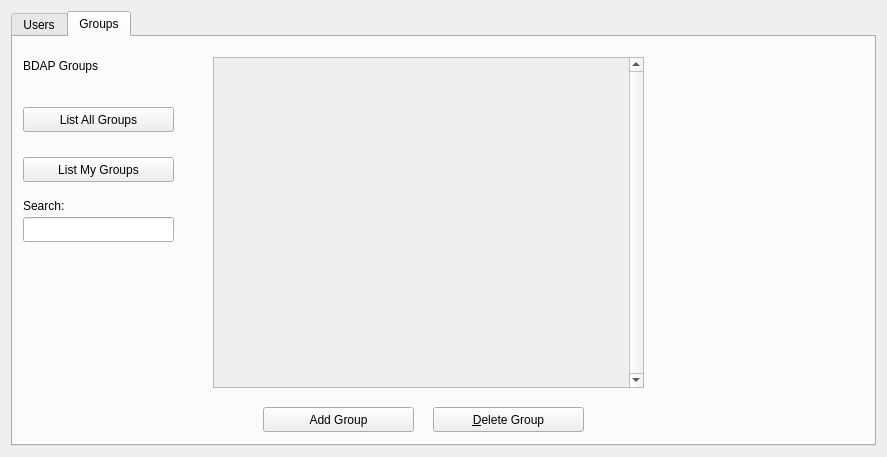
duality-solutions/Dynamic, file src/qt/forms/bdappage.ui: the form before one commit.
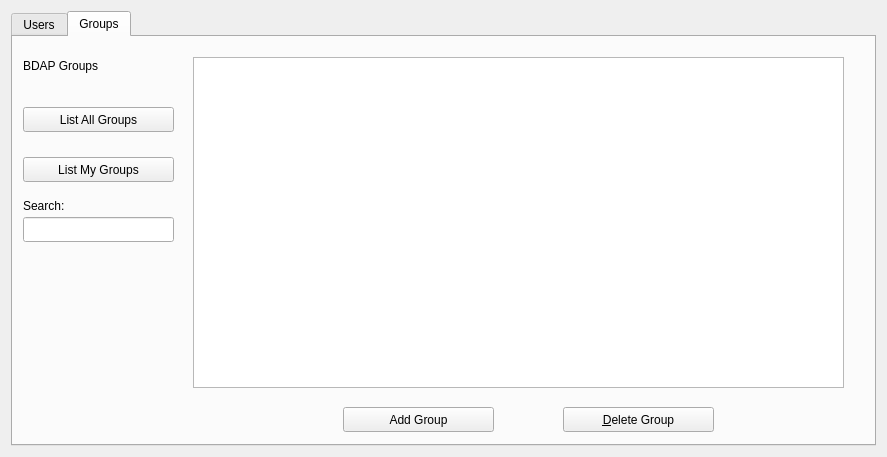
The form after the commit. The open tabs and pages were chosen to show the change. Icons and pictures are not drawn.

Commit message: [BDAP GUI] Implement List All Users in TableWidget

```diff
--- a/src/qt/forms/bdappage.ui
+++ b/src/qt/forms/bdappage.ui
@@ -267,36 +267,10 @@
         </rect>
        </property>
       </widget>
-      <widget class="QScrollArea" name="scrollArea_2">
-       <property name="geometry">
-        <rect>
-         <x>200</x>
-         <y>20</y>
-         <width>431</width>
-         <height>331</height>
-        </rect>
-       </property>
-       <property name="verticalScrollBarPolicy">
-        <enum>Qt::ScrollBarAlwaysOn</enum>
-       </property>
-       <property name="widgetResizable">
-        <bool>true</bool>
-       </property>
-       <widget class="QWidget" name="scrollAreaWidgetContents_2">
-        <property name="geometry">
-         <rect>
-          <x>0</x>
-          <y>0</y>
-          <width>415</width>
-          <height>329</height>
-         </rect>
-        </property>
-       </widget>
-      </widget>
       <widget class="QPushButton" name="addGroup">
        <property name="geometry">
         <rect>
-         <x>250</x>
+         <x>330</x>
          <y>370</y>
          <width>151</width>
          <height>25</height>
@@ -319,7 +293,7 @@
       <widget class="QPushButton" name="deleteGroup">
        <property name="geometry">
         <rect>
-         <x>420</x>
+         <x>550</x>
          <y>370</y>
          <width>151</width>
          <height>25</height>
@@ -342,27 +316,26 @@
       <widget class="QWidget" name="horizontalLayoutWidget">
        <property name="geometry">
         <rect>
-         <x>649</x>
+         <x>840</x>
          <y>10</y>
-         <width>211</width>
+         <width>20</width>
          <height>391</height>
         </rect>
        </property>
-       <layout class="QHBoxLayout" name="horizontalLayout_2">
-        <item>
-         <spacer name="horizontalSpacer_2">
-          <property name="orientation">
-           <enum>Qt::Horizontal</enum>
-          </property>
-          <property name="sizeHint" stdset="0">
-           <size>
-            <width>40</width>
-            <height>20</height>
-           </size>
-          </property>
-         </spacer>
-        </item>
-       </layout>
+       <layout class="QHBoxLayout" name="horizontalLayout_2"/>
+      </widget>
+      <widget class="QTableWidget" name="tableWidget_Groups">
+       <property name="geometry">
+        <rect>
+         <x>180</x>
+         <y>20</y>
+         <width>651</width>
+         <height>331</height>
+        </rect>
+       </property>
+       <property name="editTriggers">
+        <set>QAbstractItemView::NoEditTriggers</set>
+       </property>
       </widget>
      </widget>
     </widget>
```
Left out of the diff: 60 changed lines with no effect on the pictures. The commit also changes 7 other files.
